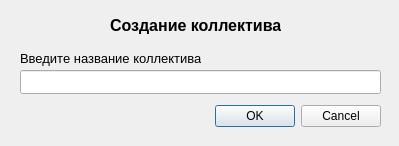
Before: the Qt Designer form createcollectivedialog.ui in Knigan/DB3, drawn with Qt 5.
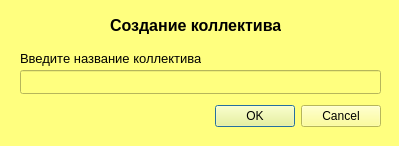
After: the same form once the commit is applied.

```diff
--- a/createcollectivedialog.ui
+++ b/createcollectivedialog.ui
@@ -13,6 +13,9 @@
   <property name="windowTitle">
    <string>Dialog</string>
   </property>
+  <property name="styleSheet">
+   <string notr="true">background-color: rgb(255, 255, 127);</string>
+  </property>
   <widget class="QDialogButtonBox" name="buttonBox">
    <property name="geometry">
     <rect>
@@ -41,6 +44,7 @@
    <property name="font">
     <font>
      <pointsize>12</pointsize>
+     <weight>75</weight>
      <bold>true</bold>
     </font>
    </property>
```
